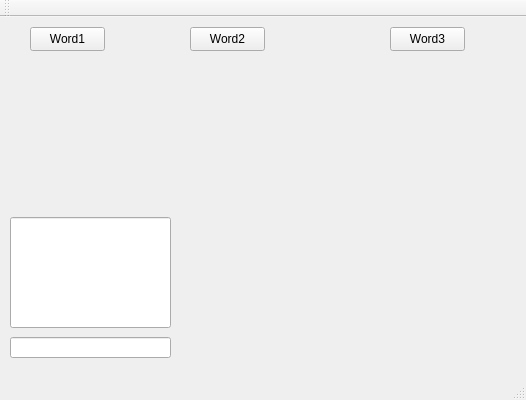
First picture: the form in Gartic_Client/Client/Client/Gartic.ui, repository Coyotul/furculita, before the edit.
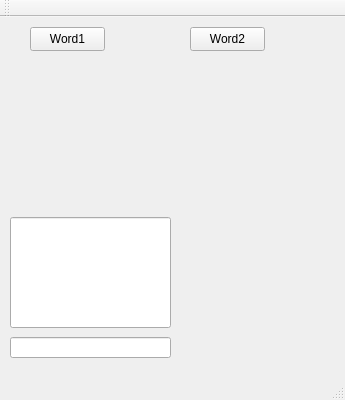
Second picture: the form after the edit.

Patch:
```diff
--- a/Gartic_Client/Client/Client/Gartic.ui
+++ b/Gartic_Client/Client/Client/Gartic.ui
@@ -6,7 +6,7 @@
    <rect>
     <x>0</x>
     <y>0</y>
-    <width>526</width>
+    <width>345</width>
     <height>400</height>
    </rect>
   </property>
```
Left out of the diff: 2 changed lines with no effect on the pictures.
